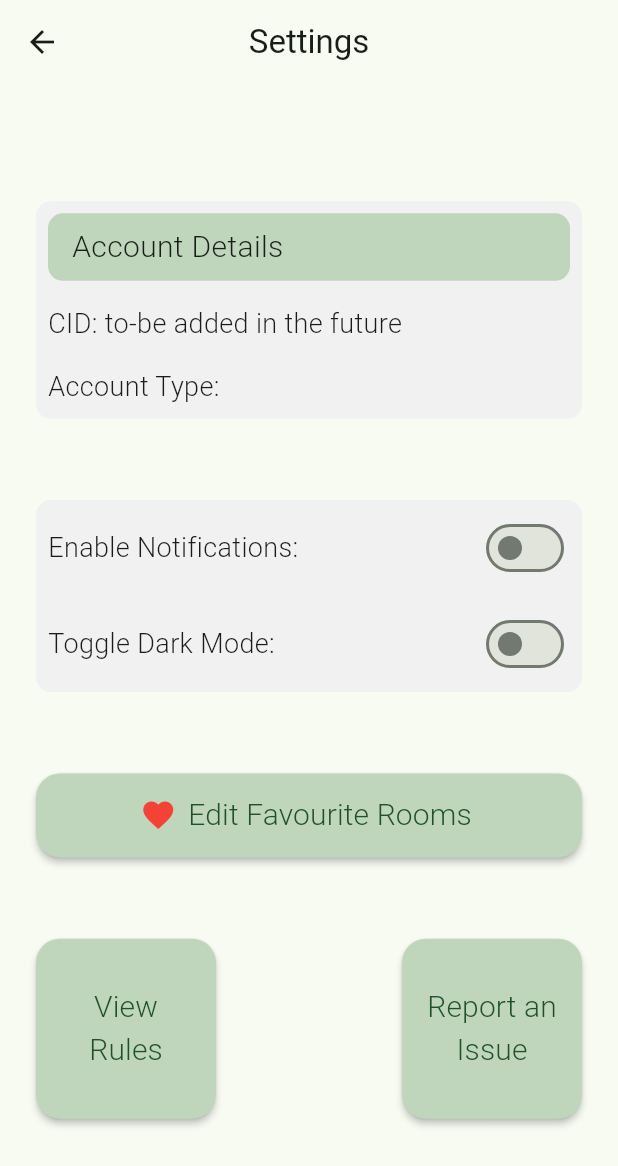
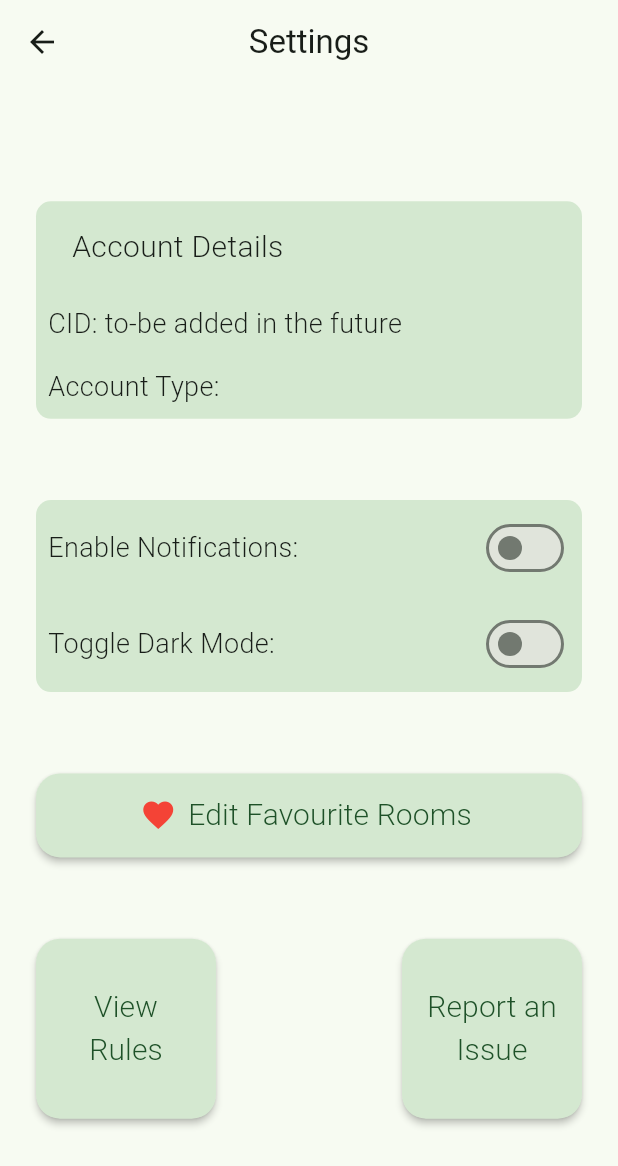
Before and after one commit to fillemon10/kandidat-grupp65-timeedit, a Flutter app: the SettingsScreenContent screen opened directly, on a phone screen of 412 x 824 dp. Shown: the top 1166 px of the screen. Run offline on Flutter 3.47's test engine with Material 3 defaults, Android fonts, the phone set to English and light mode, and no system bars; our stand-ins replace bloc, cloud_firestore, equatable, firebase_auth, firebase_core, flutter_bloc and 2 more; missing offline and left inert: dart:ffi, firebase_ui_auth, qr_code_scanner; accounts and stored records are empty.

Commit message:
fixed color scheme for settings and fixed sign in flow

```diff
--- a/lib/screens/settings.dart
+++ b/lib/screens/settings.dart
@@ -72,7 +72,7 @@ class SettingsScreenContent extends StatelessWidget {
                 Container(
                   width: screenWidth,
                   decoration: BoxDecoration(
-                    color: Theme.of(context).colorScheme.primaryContainer,
+                    color: Theme.of(context).colorScheme.secondaryContainer,
                     borderRadius: BorderRadius.circular(10),
                   ),
                   child: Column(
@@ -85,7 +85,7 @@ class SettingsScreenContent extends StatelessWidget {
                         widthFactor: 1.0,
                         child: Container(
                           decoration: BoxDecoration(
-                            color: Theme.of(context).colorScheme.primary,
+                            color: Theme.of(context).colorScheme.secondaryContainer,
                             borderRadius: BorderRadius.circular(10),
                           ),
                           padding: const EdgeInsets.symmetric(horizontal: 16, vertical: 8),
@@ -133,7 +133,7 @@ class SettingsScreenContent extends StatelessWidget {
                 Container(
                   width: screenWidth,
                   decoration: BoxDecoration(
-                    color: Theme.of(context).colorScheme.primaryContainer,
+                    color: Theme.of(context).colorScheme.secondaryContainer,
                     borderRadius: BorderRadius.circular(10),
                   ),
                   child: Column(
@@ -199,7 +199,7 @@ class SettingsScreenContent extends StatelessWidget {
                           Icons.favorite,
                           color: Colors.red,
                         ),
-                      backgroundColor: Theme.of(context).colorScheme.primary,
+                      backgroundColor: Theme.of(context).colorScheme.secondaryContainer,
                       elevation: 2,
                       onPressed: () {
                         context.push('/favourite_rooms');
@@ -233,7 +233,7 @@ class SettingsScreenContent extends StatelessWidget {
                           width: double.infinity,
                           height: double.infinity,
                           child: FloatingActionButton.extended(
-                            backgroundColor: Theme.of(context).colorScheme.primary,
+                            backgroundColor: Theme.of(context).colorScheme.secondaryContainer,
                             heroTag: 'viewRulesButton',
                             elevation: 2,
                             onPressed: () {
@@ -259,7 +259,7 @@ class SettingsScreenContent extends StatelessWidget {
                           width: double.infinity,
                           height: double.infinity,
                           child: FloatingActionButton.extended(
-                            backgroundColor: Theme.of(context).colorScheme.primary,
+                            backgroundColor: Theme.of(context).colorScheme.secondaryContainer,
                             heroTag: 'reportAnIssueButton',
                             elevation: 2,
 
--- a/lib/widgets/booking_row.dart
+++ b/lib/widgets/booking_row.dart
@@ -200,6 +200,7 @@ class _BookingRowState extends State<BookingRow> {
           showDragHandle: true,
           useRootNavigator: true,
           context: context,
+
           builder: (context) =>
               NewBookingBottomSheet(room: widget.room, startTime: slotStart));
     } else {
```
Also changed, not shown: lib/main.dart (+14 -45 lines), lib/screens/sign-in.dart (added, +57 -0 lines).
